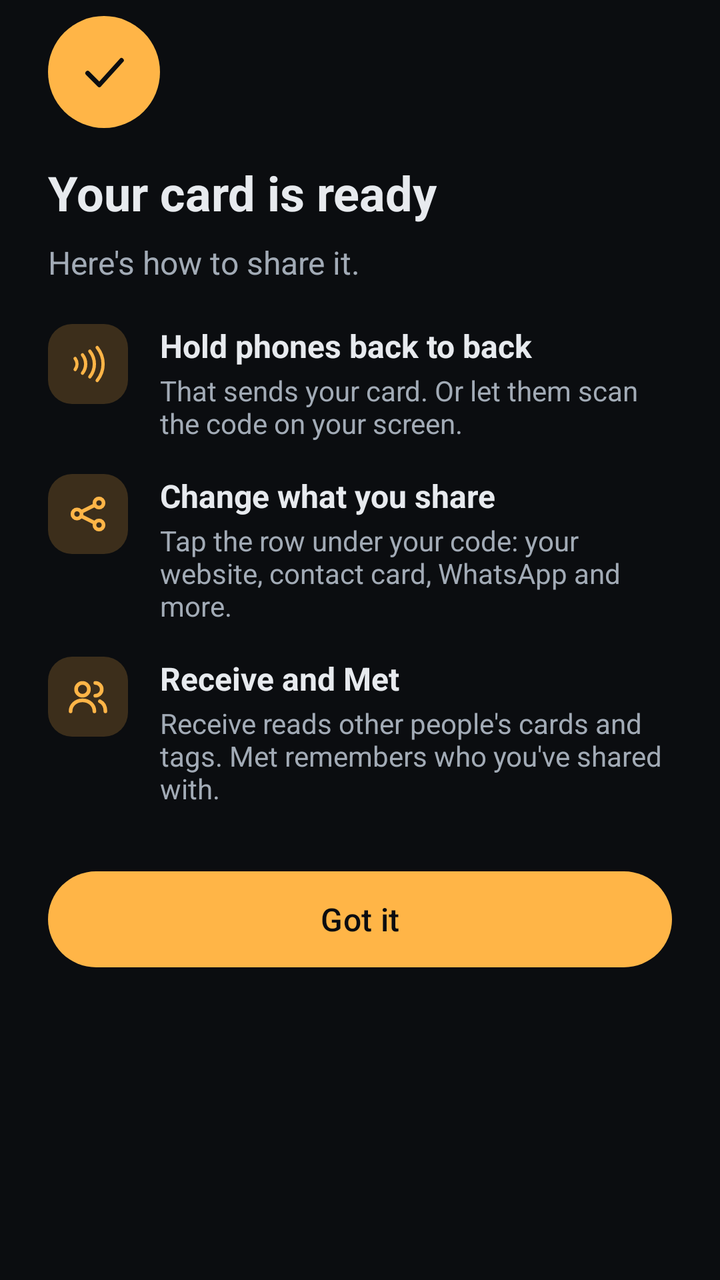
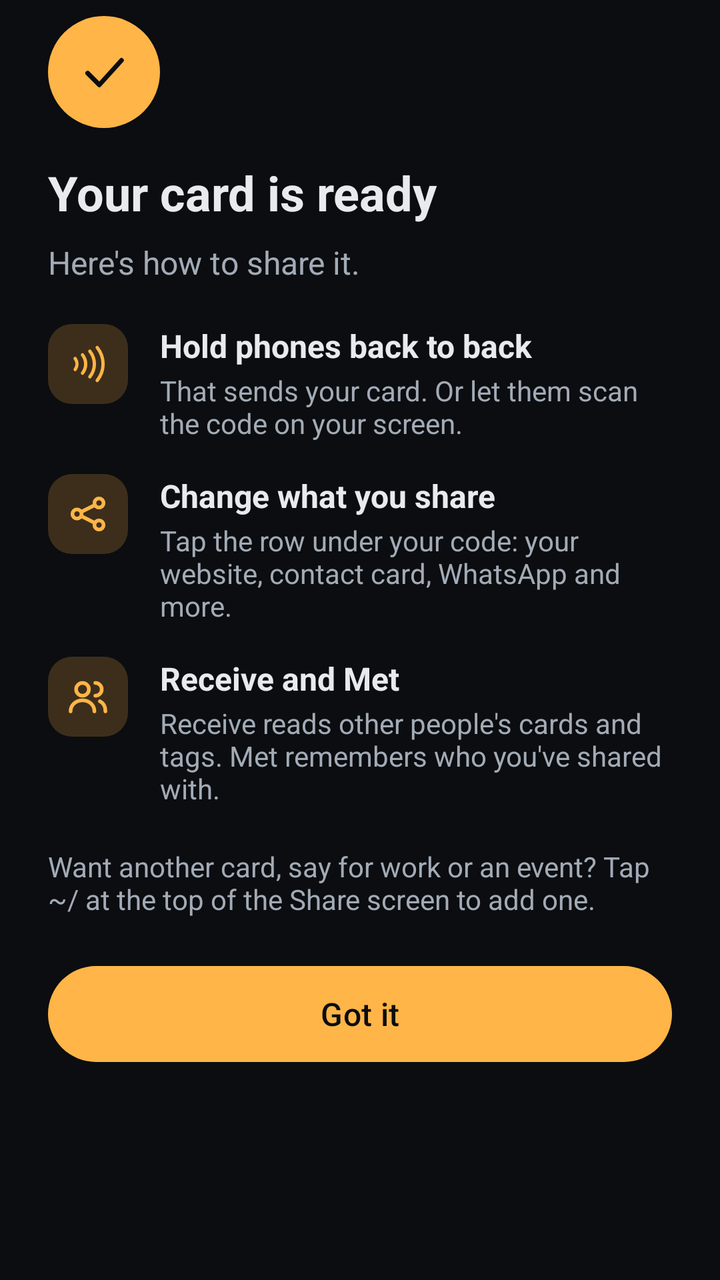

Screens rendered from an Android XML layout before and after an edit, with the pre-edit source and the edit as a unified diff.
<!-- AndroidManifest.xml: application theme Theme.Tilde -->
<!-- res/layout/sheet_ready.xml -->
<?xml version="1.0" encoding="utf-8"?>
<ScrollView xmlns:android="http://schemas.android.com/apk/res/android"
    xmlns:app="http://schemas.android.com/apk/res-auto"
    android:layout_width="match_parent"
    android:layout_height="wrap_content">

    <LinearLayout
        android:layout_width="match_parent"
        android:layout_height="wrap_content"
        android:orientation="vertical"
        android:paddingHorizontal="24dp"
        android:paddingTop="8dp"
        android:paddingBottom="24dp">

        <ImageView
            android:layout_width="56dp"
            android:layout_height="56dp"
            android:background="@drawable/bg_check"
            android:importantForAccessibility="no"
            android:padding="14dp"
            android:src="@drawable/ic_check"
            app:tint="@color/bg" />

        <TextView
            style="@style/StepTitle"
            android:layout_marginTop="16dp"
            android:text="@string/ready_title"
            android:textSize="24sp" />

        <TextView style="@style/StepBody" android:text="@string/ready_body" />

        <LinearLayout
            android:layout_width="match_parent"
            android:layout_height="wrap_content"
            android:layout_marginTop="20dp"
            android:orientation="horizontal">

            <ImageView style="@style/IconBox" android:importantForAccessibility="no" android:src="@drawable/ic_feature_tap" />

            <LinearLayout
                android:layout_width="0dp"
                android:layout_height="wrap_content"
                android:layout_marginStart="16dp"
                android:layout_weight="1"
                android:orientation="vertical">

                <TextView style="@style/RowTitle" android:text="@string/ready_tap_title" />
                <TextView style="@style/RowDetail" android:text="@string/ready_tap_detail" />
            </LinearLayout>
        </LinearLayout>

        <LinearLayout
            android:layout_width="match_parent"
            android:layout_height="wrap_content"
            android:layout_marginTop="16dp"
            android:orientation="horizontal">

            <ImageView style="@style/IconBox" android:importantForAccessibility="no" android:src="@drawable/ic_nav_share" />

            <LinearLayout
                android:layout_width="0dp"
                android:layout_height="wrap_content"
                android:layout_marginStart="16dp"
                android:layout_weight="1"
                android:orientation="vertical">

                <TextView style="@style/RowTitle" android:text="@string/ready_switch_title" />
                <TextView style="@style/RowDetail" android:text="@string/ready_switch_detail" />
            </LinearLayout>
        </LinearLayout>

        <LinearLayout
            android:layout_width="match_parent"
            android:layout_height="wrap_content"
            android:layout_marginTop="16dp"
            android:orientation="horizontal">

            <ImageView style="@style/IconBox" android:importantForAccessibility="no" android:src="@drawable/ic_nav_met" />

            <LinearLayout
                android:layout_width="0dp"
                android:layout_height="wrap_content"
                android:layout_marginStart="16dp"
                android:layout_weight="1"
                android:orientation="vertical">

                <TextView style="@style/RowTitle" android:text="@string/ready_tabs_title" />
                <TextView style="@style/RowDetail" android:text="@string/ready_tabs_detail" />
            </LinearLayout>
        </LinearLayout>

        <com.google.android.material.button.MaterialButton
            android:id="@+id/ready_primary"
            style="@style/Widget.Material3.Button"
            android:layout_width="match_parent"
            android:layout_height="56dp"
            android:layout_marginTop="28dp"
            android:text="@string/ready_done"
            android:textColor="@color/bg"
            android:textSize="16sp"
            app:backgroundTint="@color/accent" />

        <com.google.android.material.button.MaterialButton
            android:id="@+id/ready_later"
            style="@style/Widget.Material3.Button.TextButton"
            android:layout_width="match_parent"
            android:layout_height="wrap_content"
            android:text="@string/ready_later"
            android:visibility="gone" />
    </LinearLayout>
</ScrollView>
<!-- resources referenced by this layout -->
<resources>
  <color name="accent">#FFB547</color>
  <color name="bg">#0B0D10</color>
  <!-- drawable bg_check (drawable) -->
  <?xml version="1.0" encoding="utf-8"?>
  <shape xmlns:android="http://schemas.android.com/apk/res/android" android:shape="oval">
      <solid android:color="@color/accent" />
  </shape>
  <!-- drawable ic_check (drawable) -->
  <?xml version="1.0" encoding="utf-8"?>
  <vector xmlns:android="http://schemas.android.com/apk/res/android"
      android:width="24dp" android:height="24dp" android:viewportWidth="24" android:viewportHeight="24">
      <path android:fillColor="#00000000" android:strokeColor="#FFFFFFFF" android:strokeWidth="2"
          android:strokeLineCap="round" android:strokeLineJoin="round" android:pathData="M5,12.5L10,17.5L19.5,7" />
  </vector>
  <string name="ready_body">Here\'s how to share it.</string>
  <string name="ready_done">Got it</string>
  <string name="ready_later">Later</string>
  <string name="ready_switch_detail">Tap the row under your code: your website, contact card, WhatsApp and more.</string>
  <string name="ready_switch_title">Change what you share</string>
  <string name="ready_tabs_detail">Receive reads other people\'s cards and tags. Met remembers who you\'ve shared with.</string>
  <string name="ready_tabs_title">Receive and Met</string>
  <string name="ready_tap_detail">That sends your card. Or let them scan the code on your screen.</string>
  <string name="ready_tap_title">Hold phones back to back</string>
  <string name="ready_title">Your card is ready</string>
  <style name="IconBox">
          <item name="android:layout_width">40dp</item>
          <item name="android:layout_height">40dp</item>
          <item name="android:background">@drawable/bg_icon_box</item>
          <item name="android:padding">9dp</item>
          <item name="android:importantForAccessibility">no</item>
          <item name="tint">@color/accent</item>
      </style>
  <style name="RowDetail" parent="Hint">
          <item name="android:layout_marginTop">2dp</item>
      </style>
  <style name="RowTitle">
          <item name="android:layout_width">match_parent</item>
          <item name="android:layout_height">wrap_content</item>
          <item name="android:textColor">@color/text</item>
          <item name="android:textSize">16sp</item>
          <item name="android:textStyle">bold</item>
      </style>
  <style name="StepBody" parent="Hint">
          <item name="android:layout_marginTop">8dp</item>
          <item name="android:textSize">16sp</item>
          <item name="android:lineSpacingMultiplier">1.15</item>
      </style>
  <style name="StepTitle">
          <item name="android:layout_width">match_parent</item>
          <item name="android:layout_height">wrap_content</item>
          <item name="android:textColor">@color/text</item>
          <item name="android:textSize">28sp</item>
          <item name="android:textStyle">bold</item>
      </style>
  <!-- drawable bg_icon_box (drawable) -->
  <?xml version="1.0" encoding="utf-8"?>
  <shape xmlns:android="http://schemas.android.com/apk/res/android">
      <corners android:radius="12dp" />
      <solid android:color="@color/accent_soft" />
  </shape>
  <style name="Hint">
          <item name="android:layout_width">match_parent</item>
          <item name="android:layout_height">wrap_content</item>
          <item name="android:textColor">@color/muted</item>
          <item name="android:textSize">14sp</item>
      </style>
  <color name="text">#E7EAEE</color>
  <color name="accent_soft">#33FFB547</color>
  <color name="panel">#11151A</color>
  <color name="panel_raised">#151A20</color>
  <color name="muted">#A2ABB6</color>
  <color name="line_strong">#2B343E</color>
  <color name="line">#1F262E</color>
  <style name="ThemeOverlay.Tilde.BottomSheet" parent="ThemeOverlay.Material3.BottomSheetDialog">
          <item name="colorSurfaceContainerLow">@color/panel</item>
      </style>
  <!-- unchanged entries left out for length: 4 -->
</resources>

<!-- the commit's change to res/layout/sheet_ready.xml (unified diff, before → after) -->
@@ -89,12 +89,17 @@
             </LinearLayout>
         </LinearLayout>
 
+        <TextView
+            style="@style/Hint"
+            android:layout_marginTop="20dp"
+            android:text="@string/ready_more_cards" />
+
         <com.google.android.material.button.MaterialButton
             android:id="@+id/ready_primary"
             style="@style/Widget.Material3.Button"
             android:layout_width="match_parent"
             android:layout_height="56dp"
-            android:layout_marginTop="28dp"
+            android:layout_marginTop="20dp"
             android:text="@string/ready_done"
             android:textColor="@color/bg"
             android:textSize="16sp"
<!-- resource entries referenced after the edit -->
@@ -17,6 +17,7 @@
   <string name="ready_body">Here\'s how to share it.</string>
   <string name="ready_done">Got it</string>
   <string name="ready_later">Later</string>
+  <string name="ready_more_cards">Want another card, say for work or an event? Tap ~/ at the top of the Share screen to add one.</string>
   <string name="ready_switch_detail">Tap the row under your code: your website, contact card, WhatsApp and more.</string>
   <string name="ready_switch_title">Change what you share</string>
   <string name="ready_tabs_detail">Receive reads other people\'s cards and tags. Met remembers who you\'ve shared with.</string>
